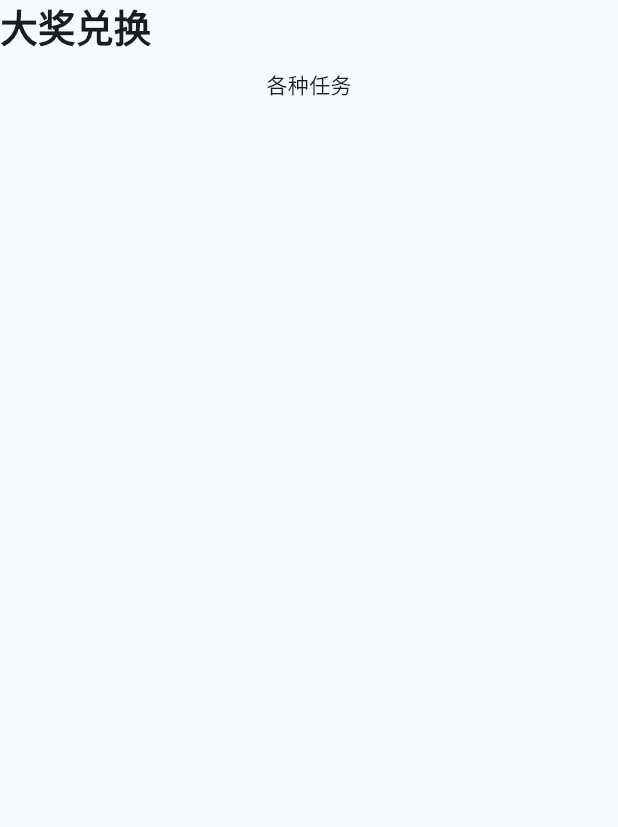
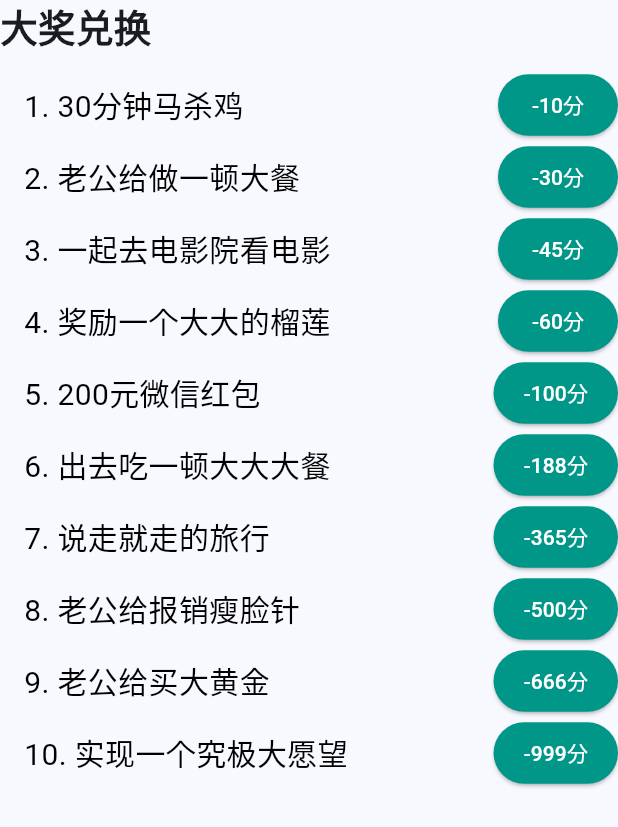
Before and after one commit to SYSUtu/flutter_demo, a Flutter app: the TaskList widget shown alone on an empty page, opened directly, on a phone screen of 412 x 824 dp. Shown: the top 827 px of the screen. Run offline on Flutter 3.47's test engine with Material 3 defaults, Android fonts, the phone set to English and light mode, and no system bars.

Commit message:
大奖兑换列表

```diff
--- a/lib/gift_page.dart
+++ b/lib/gift_page.dart
@@ -44,8 +44,16 @@ class _MyTaskListState extends State<TaskList> {
           ),
         ),
         const SizedBox(height: 10), // 间距
-        const Center(child: Text("各种任务")),
-        // 可以添加更多任务相关的布局...
+        TextWithButtonRow(taskConent:'1. 30分钟马杀鸡',point:10),
+        TextWithButtonRow(taskConent:'2. 老公给做一顿大餐',point:30),
+        TextWithButtonRow(taskConent:'3. 一起去电影院看电影',point:45),
+        TextWithButtonRow(taskConent:'4. 奖励一个大大的榴莲',point:60),
+        TextWithButtonRow(taskConent:'5. 200元微信红包',point:100),
+        TextWithButtonRow(taskConent:'6. 出去吃一顿大大大餐',point:188),
+        TextWithButtonRow(taskConent:'7. 说走就走的旅行',point:365),
+        TextWithButtonRow(taskConent:'8. 老公给报销瘦脸针',point:500),
+        TextWithButtonRow(taskConent:'9. 老公给买大黄金',point:666),
+        TextWithButtonRow(taskConent:'10. 实现一个究极大愿望',point:999),
       ],
     );
   }
@@ -78,3 +86,59 @@ class _MyRewardLotteryState extends State<RewardLottery> {
     );
   }
 }
+
+class TextWithButtonRow extends StatelessWidget {
+  final String taskConent;
+  final int point;
+  const TextWithButtonRow({super.key,required this.taskConent, required this.point});
+
+  @override
+  Widget build(BuildContext context) {
+    return Row(
+          // 主轴对齐方式：两端对齐（文本靠左，按钮靠右）
+          mainAxisAlignment: MainAxisAlignment.spaceBetween,
+          // 交叉轴对齐方式：垂直居中
+          crossAxisAlignment: CrossAxisAlignment.center,
+          children: [
+            // 文本部分
+            Padding(
+              // 只设置左边距为16像素（可根据需要调整数值）
+              padding: const EdgeInsets.only(left: 16),
+              child: Text(
+                '$taskConent',
+                style: const TextStyle(
+                  fontSize: 20,
+                  color: Colors.black,
+                ),
+              ),
+            ),
+
+            // 按钮部分
+            ElevatedButton(
+              onPressed: () {
+                // 按钮点击逻辑
+                ScaffoldMessenger.of(context).showSnackBar(
+                  const SnackBar(content: Text('快去找你老公兑现吧！！！')),
+                );
+              },
+              style: ElevatedButton.styleFrom(
+                // 背景色（ ElevatedButton 特有，凸起按钮的背景）
+                backgroundColor: Colors.teal, // 正常状态
+                disabledBackgroundColor: Colors.grey[300], // 禁用状态
+
+                // 文本颜色
+                foregroundColor: Colors.white, // 正常状态文字/图标颜色
+                disabledForegroundColor: Colors.grey[600], // 禁用状态文字/图标颜色
+
+                // 内边距（按钮内容与边缘的距离）
+                padding: EdgeInsets.symmetric(horizontal: 20, vertical: 10),
+
+                // 最小尺寸（按钮的最小宽高）
+                minimumSize: Size(80, 40), // 宽100，高40
+              ),
+              child: Text('-$point分'),
+            ),
+          ],
+    );
+  }
+}
```
